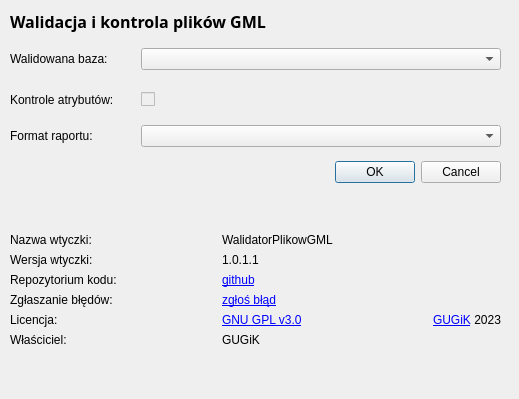
Old version of the form walidatorPlikowGML_dialog_base.ui in the repository GlownyUrzadGeodezjiIKartografii/WalidatorPlikowGML.
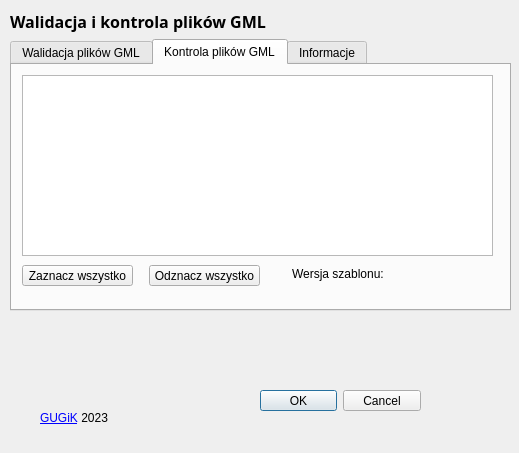
New version of the form. The open tabs and pages were chosen to show the change. Icons and pictures are not drawn.

```diff
--- a/walidatorPlikowGML_dialog_base.ui
+++ b/walidatorPlikowGML_dialog_base.ui
@@ -7,7 +7,7 @@
     <x>0</x>
     <y>0</y>
     <width>519</width>
-    <height>399</height>
+    <height>453</height>
    </rect>
   </property>
   <property name="sizePolicy">
@@ -35,7 +35,7 @@
      <x>10</x>
      <y>10</y>
      <width>501</width>
-     <height>381</height>
+     <height>301</height>
     </rect>
    </property>
    <layout class="QVBoxLayout" name="verticalLayout">
@@ -58,104 +58,32 @@
      </widget>
     </item>
     <item>
+     <layout class="QHBoxLayout" name="horizontalLayout">
+      <property name="sizeConstraint">
+       <enum>QLayout::SetMinimumSize</enum>
+      </property>
+      <item>
+       <widget class="QTabWidget" name="tabWidget">
+        <property name="currentIndex">
+         <number>0</number>
+        </property>
+        <widget class="QWidget" name="Walidacja">
+         <attribute name="title">
+          <string>Walidacja plików GML</string>
+         </attribute>
+         <widget class="QWidget" name="layoutWidget">
+          <property name="geometry">
+           <rect>
+            <x>50</x>
+            <y>30</y>
+            <width>371</width>
+            <height>171</height>
+           </rect>
+          </property>
      <layout class="QGridLayout" name="gridLayout_2">
       <property name="sizeConstraint">
        <enum>QLayout::SetMinimumSize</enum>
       </property>
-      <item row="0" column="3">
-       <spacer name="horizontalSpacer_2">
-        <property name="orientation">
-         <enum>Qt::Horizontal</enum>
-        </property>
-        <property name="sizeType">
-         <enum>QSizePolicy::Preferred</enum>
-        </property>
-        <property name="sizeHint" stdset="0">
-         <size>
-          <width>10</width>
-          <height>40</height>
-         </size>
-        </property>
-       </spacer>
-      </item>
-      <item row="4" column="2">
-       <spacer name="verticalSpacer_3">
-        <property name="orientation">
-         <enum>Qt::Vertical</enum>
-        </property>
-        <property name="sizeType">
-         <enum>QSizePolicy::Expanding</enum>
-        </property>
-        <property name="sizeHint" stdset="0">
-         <size>
-          <width>20</width>
-          <height>40</height>
-         </size>
-        </property>
-       </spacer>
-      </item>
-      <item row="3" column="2">
-       <widget class="QDialogButtonBox" name="button_box">
-        <property name="orientation">
-         <enum>Qt::Horizontal</enum>
-        </property>
-        <property name="standardButtons">
-         <set>QDialogButtonBox::Cancel|QDialogButtonBox::Ok</set>
-        </property>
-       </widget>
-      </item>
-      <item row="1" column="2">
-       <widget class="QCheckBox" name="checkBox">
-        <property name="enabled">
-         <bool>false</bool>
-        </property>
-        <property name="text">
-         <string/>
-        </property>
-       </widget>
-      </item>
-      <item row="1" column="3">
-       <spacer name="horizontalSpacer_4">
-        <property name="orientation">
-         <enum>Qt::Horizontal</enum>
-        </property>
-        <property name="sizeType">
-         <enum>QSizePolicy::Preferred</enum>
-        </property>
-        <property name="sizeHint" stdset="0">
-         <size>
-          <width>10</width>
-          <height>30</height>
-         </size>
-        </property>
-       </spacer>
-      </item>
-      <item row="2" column="0">
-       <widget class="QLabel" name="label_18">
-        <property name="text">
-         <string>Format raportu:</string>
-        </property>
-        <property name="scaledContents">
-         <bool>true</bool>
-        </property>
-       </widget>
-      </item>
-      <item row="3" column="3">
-       <spacer name="horizontalSpacer_5">
-        <property name="orientation">
-         <enum>Qt::Horizontal</enum>
-        </property>
-        <property name="sizeType">
-         <enum>QSizePolicy::Preferred</enum>
-        </property>
-        <property name="sizeHint" stdset="0">
-         <size>
-          <width>10</width>
-          <height>30</height>
-         </size>
-        </property>
-       </spacer>
-      </item>
       <item row="0" column="0">
        <widget class="QLabel" name="label">
         <property name="text">
@@ -166,56 +94,24 @@
         </property>
        </widget>
       </item>
-      <item row="1" column="0">
-       <widget class="QLabel" name="label_17">
-        <property name="text">
-         <string>Kontrole atrybutów:</string>
-        </property>
-        <property name="scaledContents">
-         <bool>true</bool>
-        </property>
-       </widget>
-      </item>
-      <item row="2" column="3">
-       <spacer name="horizontalSpacer_3">
-        <property name="orientation">
-         <enum>Qt::Horizontal</enum>
-        </property>
-        <property name="sizeType">
-         <enum>QSizePolicy::Preferred</enum>
-        </property>
-        <property name="sizeHint" stdset="0">
-         <size>
-          <width>10</width>
-          <height>30</height>
-         </size>
-        </property>
-       </spacer>
-      </item>
-      <item row="4" column="0">
-       <spacer name="verticalSpacer_2">
-        <property name="orientation">
-         <enum>Qt::Vertical</enum>
-        </property>
-        <property name="sizeType">
-         <enum>QSizePolicy::Expanding</enum>
-        </property>
-        <property name="sizeHint" stdset="0">
-         <size>
-          <width>20</width>
-          <height>40</height>
-         </size>
-        </property>
-       </spacer>
-      </item>
-      <item row="0" column="2">
+           <item row="0" column="1">
        <widget class="QComboBox" name="comboBox"/>
       </item>
-      <item row="2" column="2">
+           <item row="1" column="0">
+            <widget class="QLabel" name="label_18">
+             <property name="text">
+              <string>Format raportu:</string>
+             </property>
+             <property name="scaledContents">
+              <bool>true</bool>
+             </property>
+            </widget>
+           </item>
+           <item row="1" column="1">
        <widget class="QComboBox" name="comboBox_2"/>
       </item>
-      <item row="2" column="1">
-       <spacer name="horizontalSpacer_7">
+           <item row="1" column="2">
+            <spacer name="horizontalSpacer_3">
         <property name="orientation">
          <enum>Qt::Horizontal</enum>
         </property>
@@ -230,8 +126,8 @@
         </property>
        </spacer>
       </item>
-      <item row="3" column="1">
-       <spacer name="horizontalSpacer_8">
+           <item row="0" column="2">
+            <spacer name="horizontalSpacer_2">
         <property name="orientation">
          <enum>Qt::Horizontal</enum>
         </property>
@@ -241,67 +137,89 @@
         <property name="sizeHint" stdset="0">
          <size>
           <width>10</width>
-          <height>30</height>
-         </size>
-        </property>
-       </spacer>
-      </item>
-      <item row="4" column="1">
-       <spacer name="horizontalSpacer_9">
-        <property name="orientation">
-         <enum>Qt::Horizontal</enum>
-        </property>
-        <property name="sizeType">
-         <enum>QSizePolicy::Preferred</enum>
-        </property>
-        <property name="sizeHint" stdset="0">
-         <size>
-          <width>10</width>
-          <height>30</height>
-         </size>
-        </property>
-       </spacer>
-      </item>
-      <item row="1" column="1">
-       <spacer name="horizontalSpacer_10">
-        <property name="orientation">
-         <enum>Qt::Horizontal</enum>
-        </property>
-        <property name="sizeType">
-         <enum>QSizePolicy::Preferred</enum>
-        </property>
-        <property name="sizeHint" stdset="0">
-         <size>
-          <width>10</width>
-          <height>30</height>
-         </size>
-        </property>
-       </spacer>
-      </item>
-      <item row="0" column="1">
-       <spacer name="horizontalSpacer_11">
-        <property name="orientation">
-         <enum>Qt::Horizontal</enum>
-        </property>
-        <property name="sizeType">
-         <enum>QSizePolicy::Preferred</enum>
-        </property>
-        <property name="sizeHint" stdset="0">
-         <size>
-          <width>21</width>
-          <height>30</height>
+               <height>40</height>
          </size>
         </property>
        </spacer>
       </item>
      </layout>
-    </item>
-    <item>
-     <layout class="QHBoxLayout" name="horizontalLayout">
-      <property name="sizeConstraint">
-       <enum>QLayout::SetMinimumSize</enum>
-      </property>
-      <item>
+         </widget>
+        </widget>
+        <widget class="QWidget" name="Kontrola">
+         <attribute name="title">
+          <string>Kontrola plików GML</string>
+         </attribute>
+         <widget class="QTreeView" name="treeView">
+          <property name="geometry">
+           <rect>
+            <x>10</x>
+            <y>10</y>
+            <width>471</width>
+            <height>181</height>
+           </rect>
+          </property>
+          <property name="font">
+           <font>
+            <pointsize>7</pointsize>
+           </font>
+          </property>
+         </widget>
+         <widget class="QPushButton" name="pushButton_2">
+          <property name="geometry">
+           <rect>
+            <x>137</x>
+            <y>200</y>
+            <width>111</width>
+            <height>21</height>
+           </rect>
+          </property>
+          <property name="text">
+           <string>Odznacz wszystko</string>
+          </property>
+         </widget>
+         <widget class="QPushButton" name="pushButton_1">
+          <property name="geometry">
+           <rect>
+            <x>10</x>
+            <y>200</y>
+            <width>111</width>
+            <height>21</height>
+           </rect>
+          </property>
+          <property name="text">
+           <string>Zaznacz wszystko</string>
+          </property>
+         </widget>
+         <widget class="QLabel" name="label_17">
+          <property name="geometry">
+           <rect>
+            <x>280</x>
+            <y>200</y>
+            <width>241</width>
+            <height>16</height>
+           </rect>
+          </property>
+          <property name="text">
+           <string>Wersja szablonu:</string>
+          </property>
+          <property name="alignment">
+           <set>Qt::AlignBottom|Qt::AlignLeading|Qt::AlignLeft</set>
+          </property>
+         </widget>
+        </widget>
+        <widget class="QWidget" name="Informacje">
+         <attribute name="title">
+          <string>Informacje</string>
+         </attribute>
+         <widget class="QWidget" name="layoutWidget">
+          <property name="geometry">
+           <rect>
+            <x>60</x>
+            <y>30</y>
+            <width>361</width>
+            <height>171</height>
+           </rect>
+          </property>
        <layout class="QGridLayout" name="gridLayout">
         <item row="0" column="0">
          <widget class="QLabel" name="label_10">
@@ -359,7 +277,7 @@
         <item row="1" column="1">
          <widget class="QLabel" name="label_14">
           <property name="text">
-           <string>1.0.1.1</string>
+              <string>1.0.2</string>
           </property>
           <property name="scaledContents">
            <bool>true</bool>
@@ -433,37 +351,39 @@
          </widget>
         </item>
        </layout>
+         </widget>
+        </widget>
+       </widget>
       </item>
-      <item>
-       <layout class="QVBoxLayout" name="verticalLayout_3">
-        <item>
-         <spacer name="verticalSpacer">
+     </layout>
+    </item>
+   </layout>
+  </widget>
+  <widget class="QDialogButtonBox" name="button_box">
+   <property name="geometry">
+    <rect>
+     <x>260</x>
+     <y>390</y>
+     <width>161</width>
+     <height>21</height>
+    </rect>
+   </property>
           <property name="orientation">
-           <enum>Qt::Vertical</enum>
-          </property>
-          <property name="sizeHint" stdset="0">
-           <size>
-            <width>20</width>
-            <height>40</height>
-           </size>
-          </property>
-         </spacer>
-        </item>
-        <item>
-         <widget class="QLabel" name="label_3">
-          <property name="text">
-           <string>&lt;a href=&quot;https://www.gov.pl/web/gugik/&quot;&gt;GUGiK&lt;/a&gt; 2023</string>
-          </property>
-          <property name="scaledContents">
-           <bool>true</bool>
-          </property>
-          <property name="openExternalLinks">
-           <bool>true</bool>
-          </property>
-         </widget>
-        </item>
-        <item>
+    <enum>Qt::Horizontal</enum>
+   </property>
+   <property name="standardButtons">
+    <set>QDialogButtonBox::Cancel|QDialogButtonBox::Ok</set>
+   </property>
+  </widget>
          <widget class="QLabel" name="label_6">
+   <property name="geometry">
+    <rect>
+     <x>10</x>
+     <y>330</y>
+     <width>118</width>
+     <height>66</height>
+    </rect>
+   </property>
           <property name="sizePolicy">
            <sizepolicy hsizetype="Fixed" vsizetype="Fixed">
             <horstretch>0</horstretch>
@@ -480,41 +400,24 @@
            <bool>true</bool>
           </property>
          </widget>
-        </item>
-       </layout>
-      </item>
-      <item>
-       <spacer name="horizontalSpacer_6">
-        <property name="orientation">
-         <enum>Qt::Horizontal</enum>
-        </property>
-        <property name="sizeType">
-         <enum>QSizePolicy::Preferred</enum>
-        </property>
-        <property name="sizeHint" stdset="0">
-         <size>
-          <width>10</width>
-          <height>30</height>
-         </size>
-        </property>
-       </spacer>
-      </item>
-     </layout>
-    </item>
-    <item>
-     <spacer name="verticalSpacer_4">
-      <property name="orientation">
-       <enum>Qt::Vertical</enum>
-      </property>
-      <property name="sizeHint" stdset="0">
-       <size>
-        <width>20</width>
-        <height>40</height>
-       </size>
-      </property>
-     </spacer>
-    </item>
-   </layout>
+  <widget class="QLabel" name="label_3">
+   <property name="geometry">
+    <rect>
+     <x>40</x>
+     <y>410</y>
+     <width>111</width>
+     <height>16</height>
+    </rect>
+   </property>
+   <property name="text">
+    <string>&lt;a href=&quot;https://www.gov.pl/web/gugik/&quot;&gt;GUGiK&lt;/a&gt; 2023</string>
+   </property>
+   <property name="scaledContents">
+    <bool>true</bool>
+   </property>
+   <property name="openExternalLinks">
+    <bool>true</bool>
+   </property>
   </widget>
  </widget>
  <resources/>
```
Lines whose indentation alone changed are shown as unchanged.
